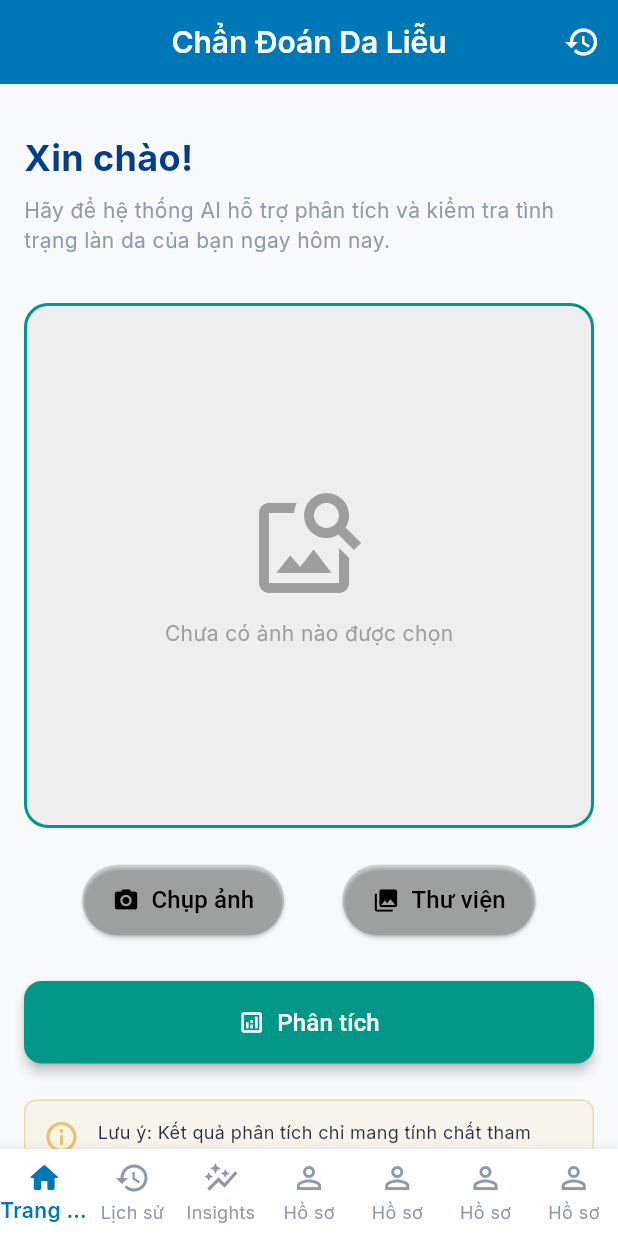
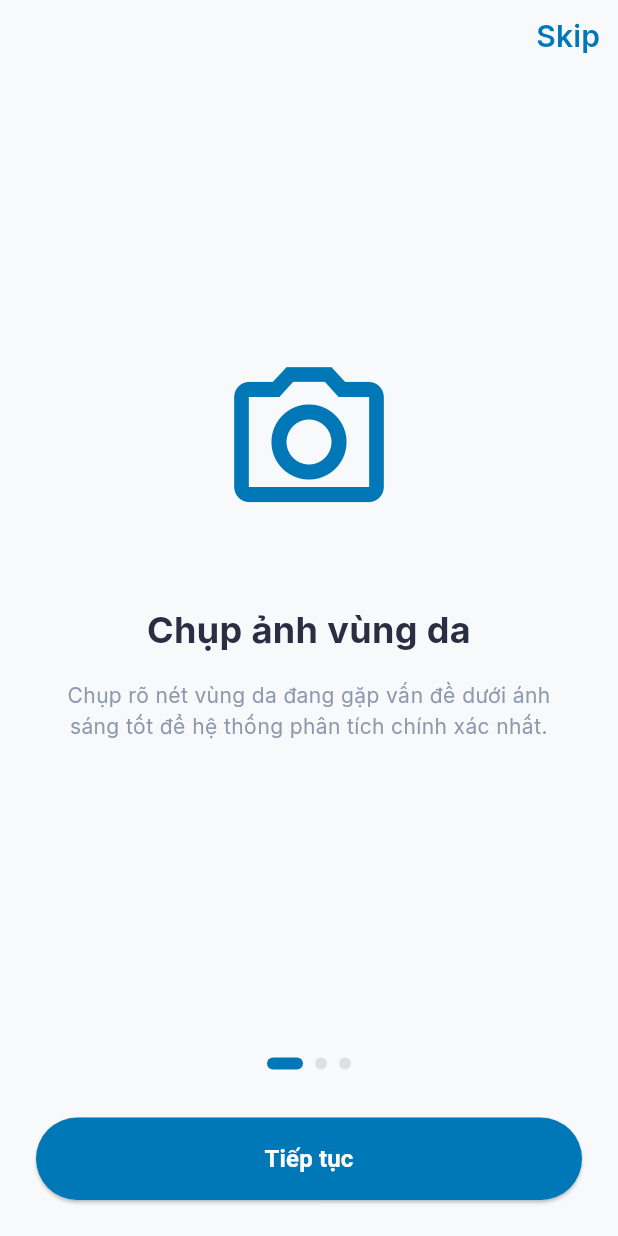
Before and after one commit to tngmait12/skin_disease_app, a Flutter app: the screen it shows after launch, on a phone screen of 412 x 824 dp. Run offline on Flutter 3.47's test engine with Material 3 defaults, Android fonts, the phone set to English and light mode, and no system bars; our stand-ins replace cloud_firestore, firebase_core, fl_chart, get, get_storage, google_fonts and 2 more; missing offline and left inert: tflite_flutter; accounts and stored records are empty.

Commit message:
Module AI chatbot, Logo, Splash, OnboardingScreen

```diff
--- a/lib/core/constants/app_sizes.dart
+++ b/lib/core/constants/app_sizes.dart
@@ -9,6 +9,7 @@ class AppSizes {
   static const double p20 = 20.0;
   static const double p24 = 24.0;
   static const double p32 = 32.0;
+  static const double p48 = 48.0;
 
   // Border Radius (Độ bo góc)
   static const double radiusSmall = 8.0;
--- a/lib/features/main/screens/main_screen.dart
+++ b/lib/features/main/screens/main_screen.dart
@@ -1,5 +1,6 @@
 import 'package:flutter/material.dart';
 import 'package:get/get.dart';
+import 'package:skin_disease_app/features/chat/screens/chat_screen.dart';
 import 'package:skin_disease_app/features/dashboard/screens/dashboard_screen.dart';
 import 'package:skin_disease_app/features/history/screens/history_screen.dart';
 import '../../../core/constants/app_colors.dart';
@@ -18,7 +19,7 @@ class MainScreen extends GetView<MainController> {
       const HomeScreen(),
       const HistoryScreen(),
       const DashboardScreen(),
-      const Center(child: Text('Màn hình Cài đặt (Theme, Thông tin)')),
+      const ChatScreen(),
     ];
 
     return Scaffold(
@@ -58,19 +59,9 @@ class MainScreen extends GetView<MainController> {
               label: 'Insights',
             ),
             BottomNavigationBarItem(
-              icon: Icon(Icons.person_outline),
-              activeIcon: Icon(Icons.person_rounded),
-              label: 'Hồ sơ',
-            ),
-            BottomNavigationBarItem(
-              icon: Icon(Icons.person_outline),
-              activeIcon: Icon(Icons.person_rounded),
-              label: 'Hồ sơ',
-            ),
-            BottomNavigationBarItem(
-              icon: Icon(Icons.person_outline),
-              activeIcon: Icon(Icons.person_rounded),
-              label: 'Hồ sơ',
+              icon: Icon(Icons.auto_awesome),
+              activeIcon: Icon(Icons.auto_awesome),
+              label: 'AI Assistant',
             ),
             BottomNavigationBarItem(
               icon: Icon(Icons.person_outline),
--- /dev/null
+++ b/lib/features/onboarding/controllers/onboarding_controller.dart
@@ -0,0 +1,34 @@
+import 'package:flutter/material.dart';
+import 'package:get/get.dart';
+import 'package:get_storage/get_storage.dart';
+
+import '../../main/screens/main_screen.dart';
+
+class OnboardingController extends GetxController {
+  var currentPage = 0.obs;
+  final pageController = PageController();
+  final box = GetStorage();
+
+  // Chuyển sang trang tiếp theo
+  void nextPage() {
+    if (currentPage.value == 2) {
+      finishOnboarding();
+    } else {
+      pageController.nextPage(
+        duration: const Duration(milliseconds: 300),
+        curve: Curves.easeIn,
+      );
+    }
+  }
+
+  // Cập nhật index khi người dùng vuốt tay
+  void onPageChanged(int index) {
+    currentPage.value = index;
+  }
+
+  // Hoàn thành Onboarding, lưu trạng thái và chuyển vào màn hình chính
+  void finishOnboarding() {
+    box.write('isFirstTime', false); // Lưu cờ đánh dấu đã xem
+    Get.offAll(() => const MainScreen()); // Xóa lịch sử điều hướng và vào app
+  }
+}
--- /dev/null
+++ b/lib/features/onboarding/screens/onboarding_screen.dart
@@ -0,0 +1,150 @@
+import 'package:flutter/material.dart';
+import 'package:get/get.dart';
+import '../../../core/constants/app_colors.dart';
+import '../../../core/constants/app_sizes.dart';
+import '../../../core/constants/app_text_styles.dart';
+import '../controllers/onboarding_controller.dart';
+
+
+class OnboardingScreen extends GetView<OnboardingController> {
+  const OnboardingScreen({super.key});
+
+  @override
+  Widget build(BuildContext context) {
+    Get.put(OnboardingController());
+
+    // Nội dung 3 trang giới thiệu
+    final List<Map<String, String>> onboardingData = [
+      {
+        "title": "Chụp ảnh vùng da",
+        "description": "Chụp rõ nét vùng da đang gặp vấn đề dưới ánh sáng tốt để hệ thống phân tích chính xác nhất.",
+        "icon": "camera_alt_outlined"
+      },
+      {
+        "title": "AI Phân tích thông minh",
+        "description": "Mô hình trí tuệ nhân tạo sẽ tự động quét và nhận diện các dấu hiệu bệnh lý trên làn da của bạn.",
+        "icon": "auto_awesome_outlined"
+      },
+      {
+        "title": "Theo dõi hồ sơ sức khỏe",
+        "description": "Lưu trữ lịch sử khám và theo dõi mức độ cải thiện của làn da qua từng ngày trực quan.",
+        "icon": "analytics_outlined"
+      },
+    ];
+
+    return Scaffold(
+      body: SafeArea(
+        child: Column(
+          children: [
+            // Nút Bỏ qua (Skip)
+            Align(
+              alignment: Alignment.topRight,
+              child: TextButton(
+                onPressed: controller.finishOnboarding,
+                child: Text('Skip', style: AppTextStyles.heading2.copyWith(color: AppColors.primary)),
+              ),
+            ),
+
+            // Khu vực lướt trang
+            Expanded(
+              child: PageView.builder(
+                controller: controller.pageController,
+                onPageChanged: controller.onPageChanged,
+                itemCount: onboardingData.length,
+                itemBuilder: (context, index) {
+                  return Padding(
+                    padding: const EdgeInsets.all(AppSizes.p32),
+                    child: Column(
+                      mainAxisAlignment: MainAxisAlignment.center,
+                      children: [
+                        // Icon minh họa (Sau này bạn có thể thay bằng file ảnh hoặc Lottie Animation)
+                        Icon(
+                          _getIconData(onboardingData[index]["icon"]!),
+                          size: 120,
+                          color: AppColors.primary,
+                        ),
+                        SizedBox(height: AppSizes.p48),
+                        Text(
+                          onboardingData[index]["title"]!,
+                          style: AppTextStyles.heading1.copyWith(fontSize: 24),
+                          textAlign: TextAlign.center,
+                        ),
+                        SizedBox(height: AppSizes.p16),
+                        Text(
+                          onboardingData[index]["description"]!,
+                          style: AppTextStyles.bodySecondary.copyWith(height: 1.5),
+                          textAlign: TextAlign.center,
+                        ),
+                      ],
+                    ),
+                  );
+                },
+              ),
+            ),
+
+            // Khu vực điều hướng (Chấm tròn + Nút bấm)
+            Padding(
+              padding: const EdgeInsets.all(AppSizes.p24),
+              child: Column(
+                mainAxisSize: MainAxisSize.min,
+                children: [
+                  // Các chấm tròn (Indicators)
+                  Obx(() => Row(
+                    mainAxisAlignment: MainAxisAlignment.center,
+                    children: List.generate(
+                      onboardingData.length,
+                          (index) => AnimatedContainer(
+                        duration: const Duration(milliseconds: 300),
+                        margin: const EdgeInsets.symmetric(horizontal: 4),
+                        height: 8,
+                        width: controller.currentPage.value == index ? 24 : 8,
+                        decoration: BoxDecoration(
+                          color: controller.currentPage.value == index
+                              ? AppColors.primary
+                              : Colors.grey[300],
+                          borderRadius: BorderRadius.circular(8),
+                        ),
+                      ),
+                    ),
+                  )),
+
+                  const SizedBox(height: AppSizes.p32),
+
+                  // Nút Next / Bắt đầu
+                  Obx(() => SizedBox(
+                    width: double.infinity, // Làm cho nút to ra bằng chiều ngang màn hình
+                    child: ElevatedButton(
+                      onPressed: controller.nextPage,
+                      style: ElevatedButton.styleFrom(
+                        backgroundColor: AppColors.primary,
+                        foregroundColor: Colors.white,
+                        padding: const EdgeInsets.symmetric(vertical: 16), // Nút bấm dày hơn một chút
+                        shape: RoundedRectangleBorder(borderRadius: BorderRadius.circular(30)),
+                      ),
+                      child: Text(
+                        controller.currentPage.value == onboardingData.length - 1
+                            ? 'Bắt đầu ngay'
+                            : 'Tiếp tục',
+                        style: const TextStyle(fontWeight: FontWeight.bold, fontSize: 16),
+                      ),
+                    ),
+                  )),
+                ],
+              ),
+            ),
+          ],
+        ),
+      ),
+    );
+  }
+
+  // Hàm phụ trợ để chuyển chuỗi thành IconData
+  IconData _getIconData(String iconName) {
+    switch (iconName) {
+      case 'camera_alt_outlined': return Icons.camera_alt_outlined;
+      case 'auto_awesome_outlined': return Icons.auto_awesome_outlined;
+      case 'analytics_outlined': return Icons.analytics_outlined;
+      default: return Icons.help_outline;
+    }
+  }
+}
--- a/lib/main.dart
+++ b/lib/main.dart
@@ -1,6 +1,8 @@
 import 'package:firebase_core/firebase_core.dart';
 import 'package:flutter/material.dart';
 import 'package:get/get.dart';
+import 'package:get_storage/get_storage.dart';
+import 'package:skin_disease_app/features/onboarding/screens/onboarding_screen.dart';
 import 'core/utils/tflite_helper.dart';
 import 'features/main/screens/main_screen.dart';
 import 'core/theme/app_theme.dart';
@@ -13,19 +15,20 @@ void main() async{
   await Firebase.initializeApp(
     options: DefaultFirebaseOptions.currentPlatform,
   );
+  await GetStorage.init();
   runApp(const SkinDiseaseApp());
 }
 
 class SkinDiseaseApp extends StatelessWidget {
   const SkinDiseaseApp({super.key});
-
+  // AIzaSyBhxX_Z0FQwQPGmGPbVfeeV9GBlD4J4vGQ
   @override
   Widget build(BuildContext context) {
     return GetMaterialApp(
       title: 'Skin Disease Predictor',
       debugShowCheckedModeBanner: false,
       theme: AppTheme.lightTheme,
-      home: const MainScreen(),
+      home: GetStorage().read('isFirstTime') == false ? const MainScreen() : const OnboardingScreen(),
     );
   }
 }
```
Also changed, not shown: lib/features/chat/controllers/chat_controller.dart (added, +111 -0 lines), lib/features/chat/models/chat_message.dart (added, +11 -0 lines), lib/features/chat/screens/chat_screen.dart (added, +185 -0 lines), pubspec.yaml (+18 -30 lines), pubspec.lock, 34 other files.
